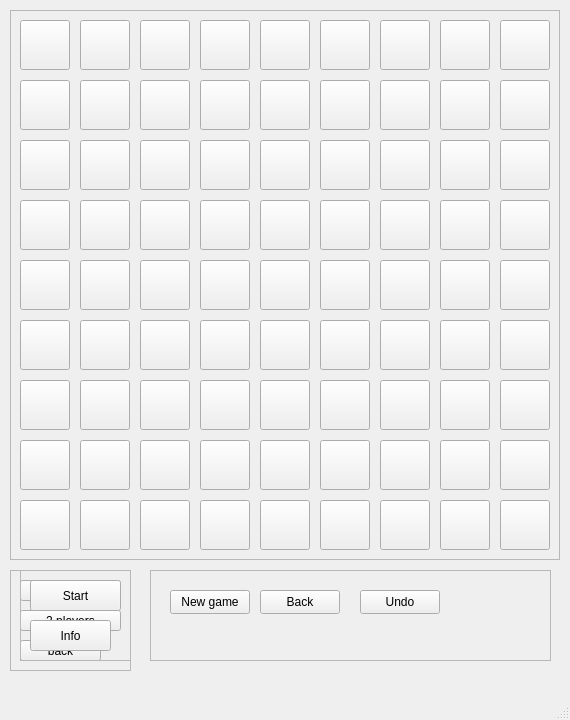
Qt form quoridor.ui (crimvael/quoridor) before a commit.
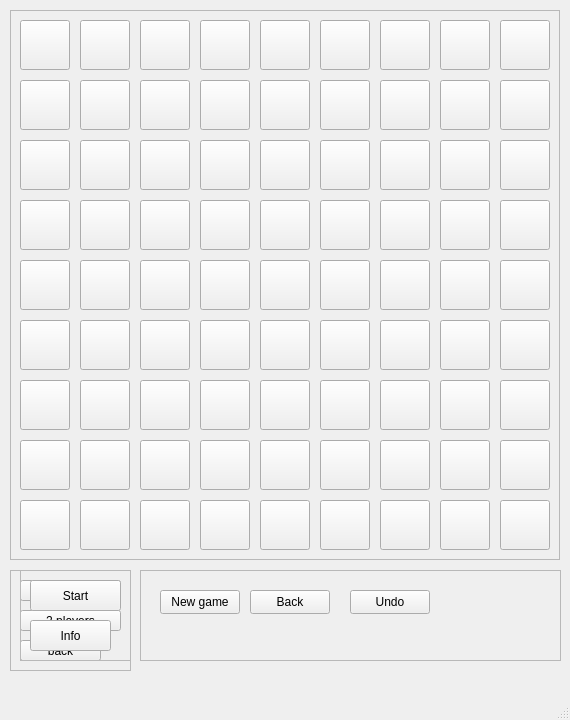
The same form after that commit.

The edit to the form file:
```diff
--- a/quoridor.ui
+++ b/quoridor.ui
@@ -1171,9 +1171,9 @@
    <widget class="QFrame" name="frame_4">
     <property name="geometry">
      <rect>
-      <x>150</x>
+      <x>140</x>
       <y>570</y>
-      <width>401</width>
+      <width>421</width>
       <height>91</height>
      </rect>
     </property>
```
